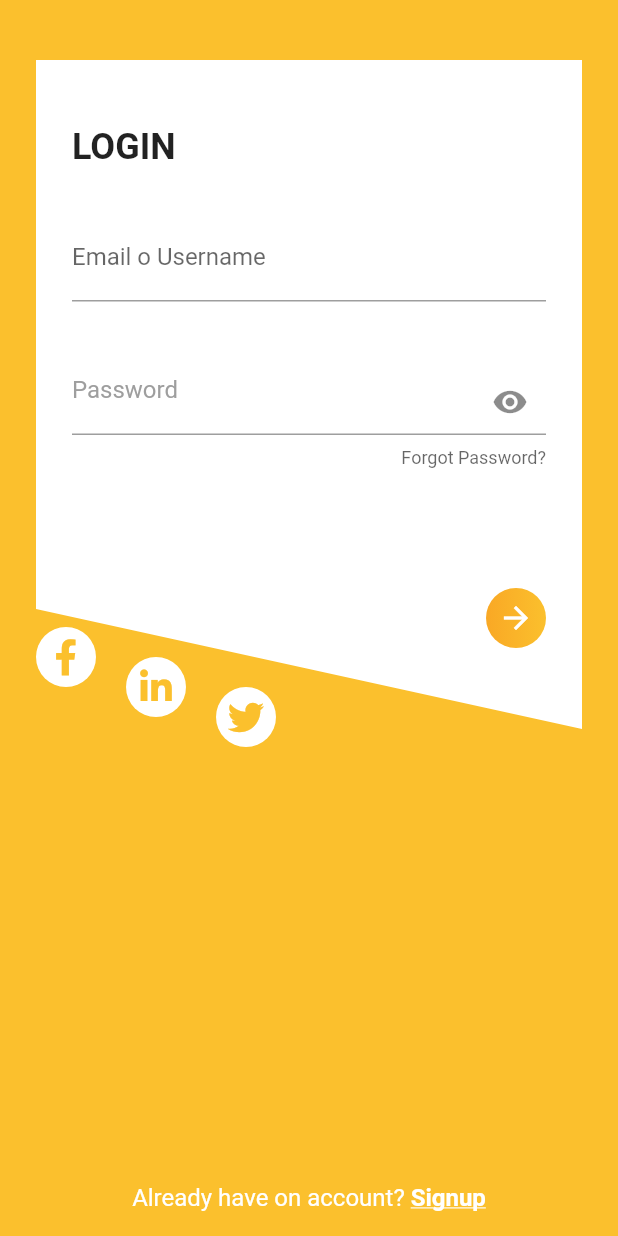
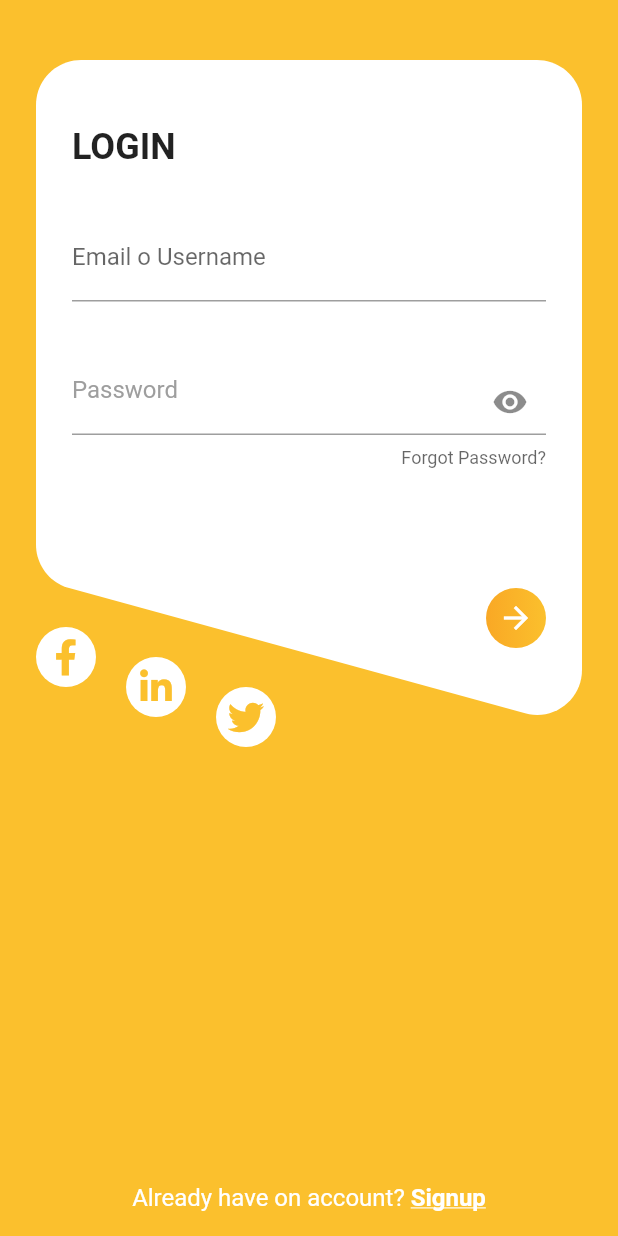
Before and after one commit to KattAzabache/flutter_inspirations_platform, a Flutter app: the screen it shows after launch, on a phone screen of 412 x 824 dp. Run offline on Flutter 3.47's test engine with Material 2 defaults, Android fonts, the phone set to English and light mode, and no system bars; our stand-ins replace flutter_slidable, font_awesome_flutter, percent_indicator.

Commit message:
login clip

```diff
--- a/lib/sign_in.dart
+++ b/lib/sign_in.dart
@@ -1,3 +1,5 @@
+import 'dart:math';
+
 import 'package:flutter/material.dart';
 import 'package:font_awesome_flutter/font_awesome_flutter.dart';
 import 'package:launcher/home_screen.dart';
@@ -21,16 +23,9 @@ class SignIn extends StatelessWidget {
                 child: ListView(
                   children: <Widget>[
                     ClipPath(
-                      // borderRadius: BorderRadius.only(
-                      //   bottomLeft: Radius.circular(100),
-                      //   bottomRight: Radius.circular(20),
-                      //   topLeft: Radius.circular(20),
-                      //   topRight: Radius.circular(20),
-                      // ),
-                      clipper: customclipper(),
+                       clipper: SlopeClipper(elevation: 100, radius: 30),
                       child: Container(
                         decoration: BoxDecoration(
-                          // borderRadius: BorderRadius.all(Radius.circular(50.0)),
                           color: Colors.white,
                         ),
                         constraints: BoxConstraints(minHeight: 200),
@@ -206,59 +201,62 @@ class SignIn extends StatelessWidget {
   }
 }
 
-// class BottomWaveClipper extends CustomClipper<Path> {
-//   @override
-//   Path getClip(Size size) {
-//     final path = Path()
-//       ..lineTo(0.0, 100)
-//       ..lineTo(0.0, size.height - verticalSpace)
-//       // ..quadraticBezierTo(size.width, 100,size.width, -100)
-//       // ..quadraticBezierTo(0, 0, 0, size.height - verticalSpace)
-//       ..lineTo(size.width, size.height)
-//       ..lineTo(size.width, 0.0)
-//       ..close();
+class SlopeClipper extends CustomClipper<Path> {
+  int n;
+  double elevation;
+  double radius;
 
-//     return path;
-//   }
-
-//   @override
-//   bool shouldReclip(CustomClipper<Path> oldClipper) => true;
-// }
-class customclipper extends CustomClipper<Path> {
+  SlopeClipper({this.n: 20,this.elevation,this.radius});
 
   @override
-  Path getClip(Size size) {
-    var path = new Path();
-      path.lineTo(0.0,size.height );
+  getClip(Size size) {
+    final points = List<Offset>(4*n+4);
 
-      path.lineTo(0.0, size.height - 80);
-      path.lineTo(size.width, size.height);
-      path.lineTo(size.width, 0.0);
+    // First arc
+    for(int i = 0; i < n+1; i++){
+      final theta = i * pi/2 / n;
+      final dx = size.width - radius + radius * sin(theta);
+      final dy = radius - radius * cos(theta);
+      points[i] = Offset(dx, dy);
+    }
 
+    // Elevation angle
+    final phi = atan(elevation/size.width);
 
-//octagono
-    //    path.lineTo(0.0, 80);
-    // path.lineTo(80, 0.0);
-    // path.lineTo(size.width - 80, 0.0);
-    // path.lineTo(size.width, 80);
-    // path.lineTo(size.width, size.height - 80);
-    // path.lineTo(size.width - 80, size.height);
-    // path.lineTo(80, size.height);
-    // path.lineTo(0.0, size.height - 80);
-    // path.lineTo(0.0, 80);
+    // Second arc
+    var angle = (pi/2 - phi) / 2;
+    var x_center = size.width - radius;
+    var y_center = size.height - radius / tan(angle);
+    for(int i = 0; i < n+1; i++){
+      final theta = i * (pi/2 + phi) / n;
+      final dx = x_center + radius * cos(theta);
+      final dy = y_center + radius * sin(theta);
+      points[i + n + 1] = Offset(dx, dy);
+    }
 
-//viseversa
-    // path.lineTo(0.0, size.height - 20);
-    // path.quadraticBezierTo(0.0, size.height, 20.0, size.height);
-    // path.lineTo(size.width - 20.0, size.height);
-    // path.quadraticBezierTo(size.width, size.height, size.width, size.height - 20);
-    // path.lineTo(size.width, 50.0);
-    // path.quadraticBezierTo(size.width, 30.0, size.width - 20.0, 30.0);
-    // path.lineTo(20.0, 5.0);
-    // path.quadraticBezierTo(0.0, 0.0, 0.0, 20.0);
-    return path;
+    // Third arc
+    x_center = radius;
+    y_center = size.height - elevation - radius * tan(angle);
+    for(int i = 0; i < n+1; i++){
+      final theta = phi + i * (pi/2 - phi) / n;
+      final dx = x_center - radius * sin(theta);
+      final dy = y_center + radius * cos(theta);
+      points[i + 2*n + 2] = Offset(dx, dy);
+    }
+
+    // Fourth arc
+    x_center = radius;
+    y_center = radius;
+    for(int i = 0; i < n+1; i++){
+      final theta = i * pi/2 / n;
+      final dx = x_center - radius * cos(theta);
+      final dy = y_center - radius * sin(theta);
+      points[i + 3*n + 3] = Offset(dx, dy);
+    }
+
+    return Path()..addPolygon(points, true);
   }
 
   @override
-  bool shouldReclip(CustomClipper<Path> oldClipper) => true;
+  bool shouldReclip(CustomClipper oldClipper) => false;
 }
```
Also changed, not shown: pubspec.lock, 1 other file.
